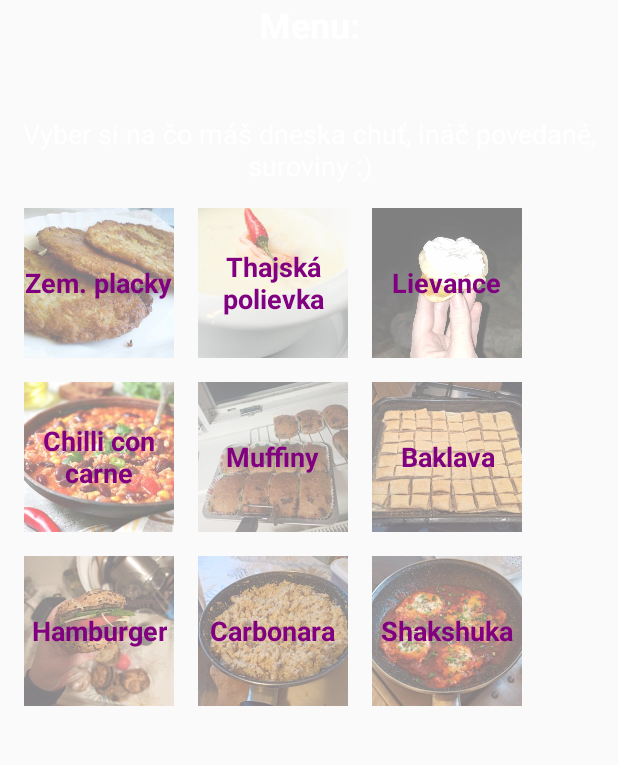
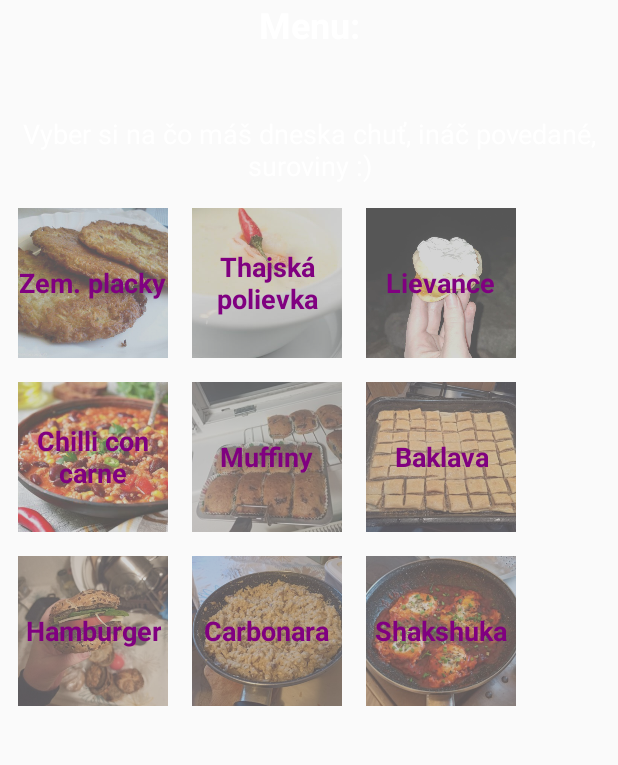
Before and after one commit to MarekDieska/Intrakove_recepty_z_lasky, an Android app: the screen it shows after launch (MainActivity), on a phone screen of 412 x 824 dp, the part 168-933 px from its top. Run offline under Robolectric (Android 15) with nearby library versions, the phone set to English and light mode, and no system bars; libraries missing offline, so code that uses them is left out: com.google.android.exoplayer2; plain views replace PlayerView; 14 statements that could not run were skipped.

Commit message:
Dvojplatnicka verzia 1.0

```diff
--- a/Dvojplatnicka/app/src/main/java/com/example/dvojplatnicka/MainActivity.java
+++ b/Dvojplatnicka/app/src/main/java/com/example/dvojplatnicka/MainActivity.java
@@ -51,6 +51,8 @@ public class MainActivity extends AppCompatActivity {
         mediaItems = new ArrayList<>();
         mediaItems.add(MediaItem.fromUri(Uri.parse("android.resource://" + getPackageName() + "/" + R.raw.viki_hudba)));
         mediaItems.add(MediaItem.fromUri(Uri.parse("android.resource://" + getPackageName() + "/" + R.raw.marek_hudba)));
+        mediaItems.add(MediaItem.fromUri(Uri.parse("android.resource://" + getPackageName() + "/" + R.raw.emka_hudba)));
+        mediaItems.add(MediaItem.fromUri(Uri.parse("android.resource://" + getPackageName() + "/" + R.raw.marek_hudba2)));
 
         // Set initial media item
         player.setMediaItem(mediaItems.get(currentMediaIndex));
@@ -115,11 +117,7 @@ public class MainActivity extends AppCompatActivity {
     }
 
     private void handleLoopEnd() {
-        loopCount++;
-        if (loopCount >= 4) {
-            loopCount = 0;
-            currentMediaIndex = (currentMediaIndex + 1) % mediaItems.size();
-        }
+        currentMediaIndex = (currentMediaIndex + 1) % mediaItems.size();
 
         player.setMediaItem(mediaItems.get(currentMediaIndex));
 
--- a/Dvojplatnicka/app/src/main/res/layout/activity_main.xml
+++ b/Dvojplatnicka/app/src/main/res/layout/activity_main.xml
@@ -57,8 +57,8 @@
                 android:layout_height="wrap_content"
                 android:layout_marginTop="8dp"
                 android:layout_marginBottom="8dp"
-                android:layout_marginLeft="8dp"
-                android:layout_marginRight="8dp"
+                android:layout_marginLeft="4dp"
+                android:layout_marginRight="4dp"
                 android:columnCount="3"
                 android:rowCount="3"
                 app:layout_constraintTop_toBottomOf="@id/startText">
@@ -86,7 +86,7 @@
                     <View
                         android:layout_width="match_parent"
                         android:layout_height="match_parent"
-                        android:background="@android:color/white"
+                        android:background="@android:color/darker_gray"
                         android:alpha="0.5"/>
 
                     <TextView
@@ -124,7 +124,7 @@
                     <View
                         android:layout_width="match_parent"
                         android:layout_height="match_parent"
-                        android:background="@android:color/white"
+                        android:background="@android:color/darker_gray"
                         android:alpha="0.5"/>
 
                     <TextView
@@ -161,7 +161,7 @@
                     <View
                         android:layout_width="match_parent"
                         android:layout_height="match_parent"
-                        android:background="@android:color/white"
+                        android:background="@android:color/darker_gray"
                         android:alpha="0.5"/>
 
                     <TextView
@@ -198,7 +198,7 @@
                     <View
                         android:layout_width="match_parent"
                         android:layout_height="match_parent"
-                        android:background="@android:color/white"
+                        android:background="@android:color/darker_gray"
                         android:alpha="0.5"/>
 
                     <TextView
@@ -235,7 +235,7 @@
                     <View
                         android:layout_width="match_parent"
                         android:layout_height="match_parent"
-                        android:background="@android:color/white"
+                        android:background="@android:color/darker_gray"
                         android:alpha="0.5"/>
 
                     <TextView
@@ -272,7 +272,7 @@
                     <View
                         android:layout_width="match_parent"
                         android:layout_height="match_parent"
-                        android:background="@android:color/white"
+                        android:background="@android:color/darker_gray"
                         android:alpha="0.5"/>
 
                     <TextView
@@ -309,7 +309,7 @@
                     <View
                         android:layout_width="match_parent"
                         android:layout_height="match_parent"
-                        android:background="@android:color/white"
+                        android:background="@android:color/darker_gray"
                         android:alpha="0.5"/>
 
                     <TextView
@@ -346,7 +346,7 @@
                     <View
                         android:layout_width="match_parent"
                         android:layout_height="match_parent"
-                        android:background="@android:color/white"
+                        android:background="@android:color/darker_gray"
                         android:alpha="0.5"/>
 
                     <TextView
@@ -384,7 +384,7 @@
                     <View
                         android:layout_width="match_parent"
                         android:layout_height="match_parent"
-                        android:background="@android:color/white"
+                        android:background="@android:color/darker_gray"
                         android:alpha="0.5"/>
 
                     <TextView
```
Also changed, not shown: 6 other files.
